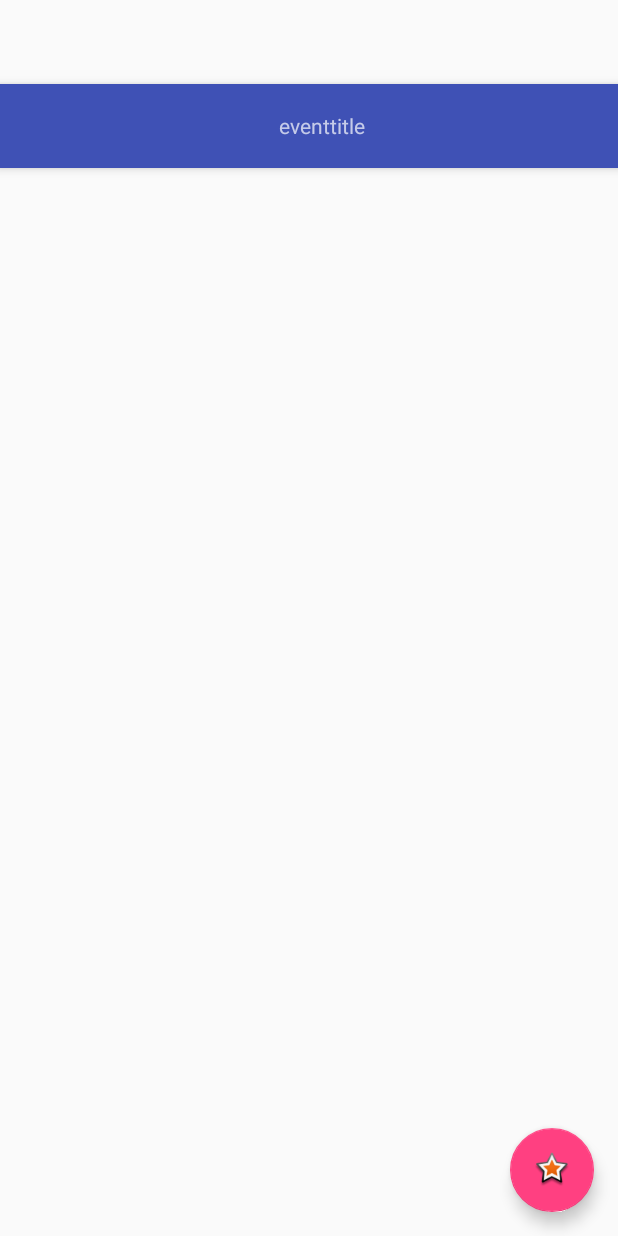
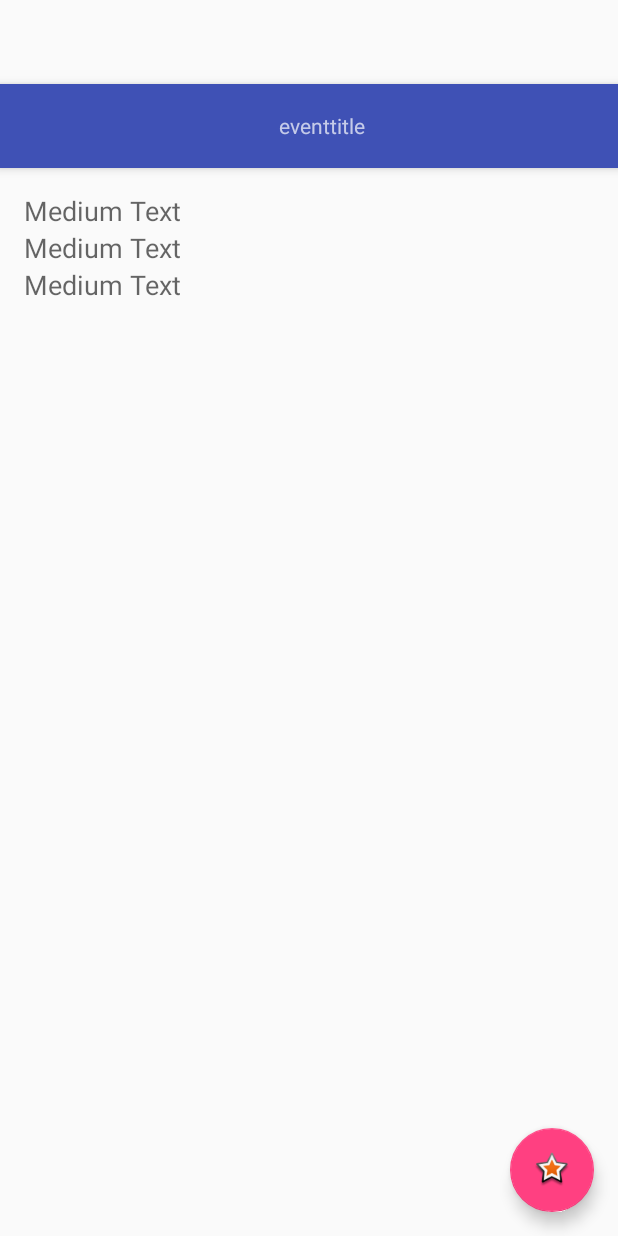
Before and after one commit to TimothyYao/WebAndMobile, an Android app: the layout activity_show_event.xml on its own in the app's theme, with its tools: preview values and no code run, on a phone screen of 412 x 824 dp. Run offline under Robolectric (Android 15) with nearby library versions, the phone set to English and light mode, and no system bars.

```diff
--- a/app/src/main/res/layout/content_show_event.xml
+++ b/app/src/main/res/layout/content_show_event.xml
@@ -12,4 +12,39 @@
     tools:context="com.example.jiumoon.yamsterdam.showEvent"
     tools:showIn="@layout/activity_show_event">
 
+    <TextView
+        android:layout_width="wrap_content"
+        android:layout_height="wrap_content"
+        android:textAppearance="?android:attr/textAppearanceMedium"
+        android:text="Medium Text"
+        android:id="@+id/dateView"
+        android:layout_alignParentTop="true"
+        android:layout_alignParentLeft="true"
+        android:layout_alignParentStart="true"
+        android:layout_alignParentRight="true"
+        android:layout_alignParentEnd="true" />
+
+    <TextView
+        android:layout_width="wrap_content"
+        android:layout_height="wrap_content"
+        android:textAppearance="?android:attr/textAppearanceMedium"
+        android:text="Medium Text"
+        android:id="@+id/descriptionView"
+        android:layout_below="@+id/dateView"
+        android:layout_alignParentLeft="true"
+        android:layout_alignParentStart="true"
+        android:layout_alignParentRight="true"
+        android:layout_alignParentEnd="true" />
+
+    <TextView
+        android:layout_width="wrap_content"
+        android:layout_height="wrap_content"
+        android:textAppearance="?android:attr/textAppearanceMedium"
+        android:text="Medium Text"
+        android:id="@+id/addressView"
+        android:layout_below="@+id/descriptionView"
+        android:layout_alignParentLeft="true"
+        android:layout_alignParentStart="true"
+        android:layout_alignParentRight="true"
+        android:layout_alignParentEnd="true" />
 </RelativeLayout>
```
Also changed, not shown: app/src/main/java/com/example/jiumoon/yamsterdam/CurrentEvents.java (added, +12 -0 lines), app/src/main/java/com/example/jiumoon/yamsterdam/DatabaseHandler.java (added, +138 -0 lines), app/src/main/java/com/example/jiumoon/yamsterdam/Event.java (+32 -21 lines), app/src/main/java/com/example/jiumoon/yamsterdam/MainActivity.java (+34 -27 lines), app/src/main/java/com/example/jiumoon/yamsterdam/showEvent.java (+22 -3 lines), 1 other file.
